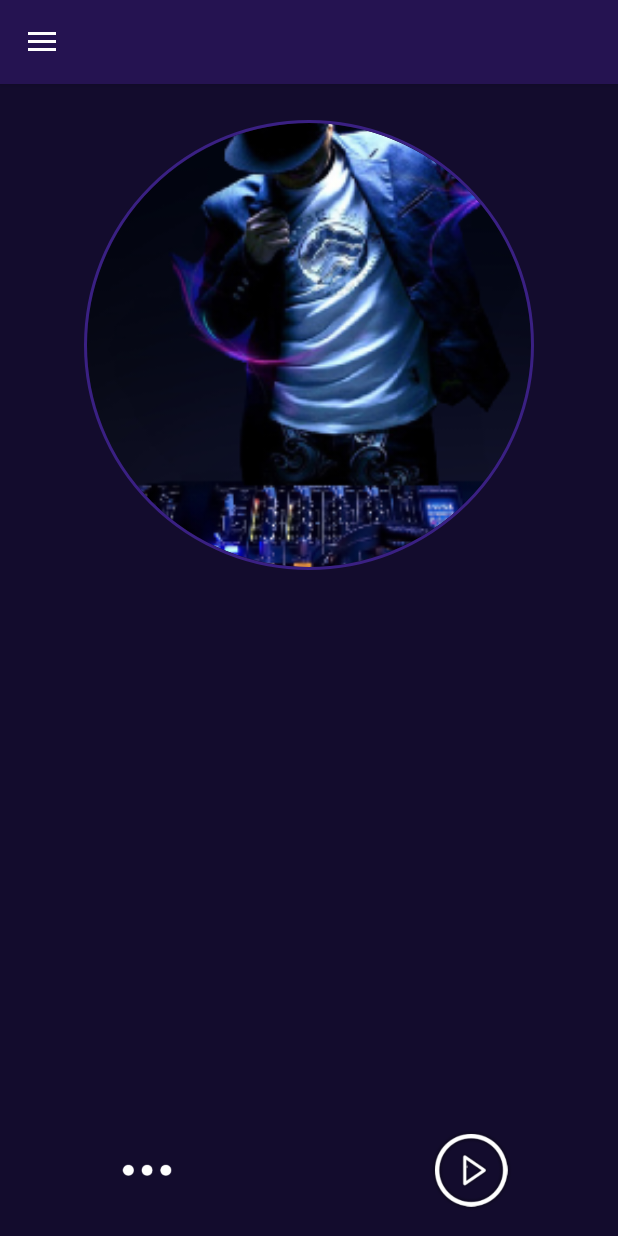
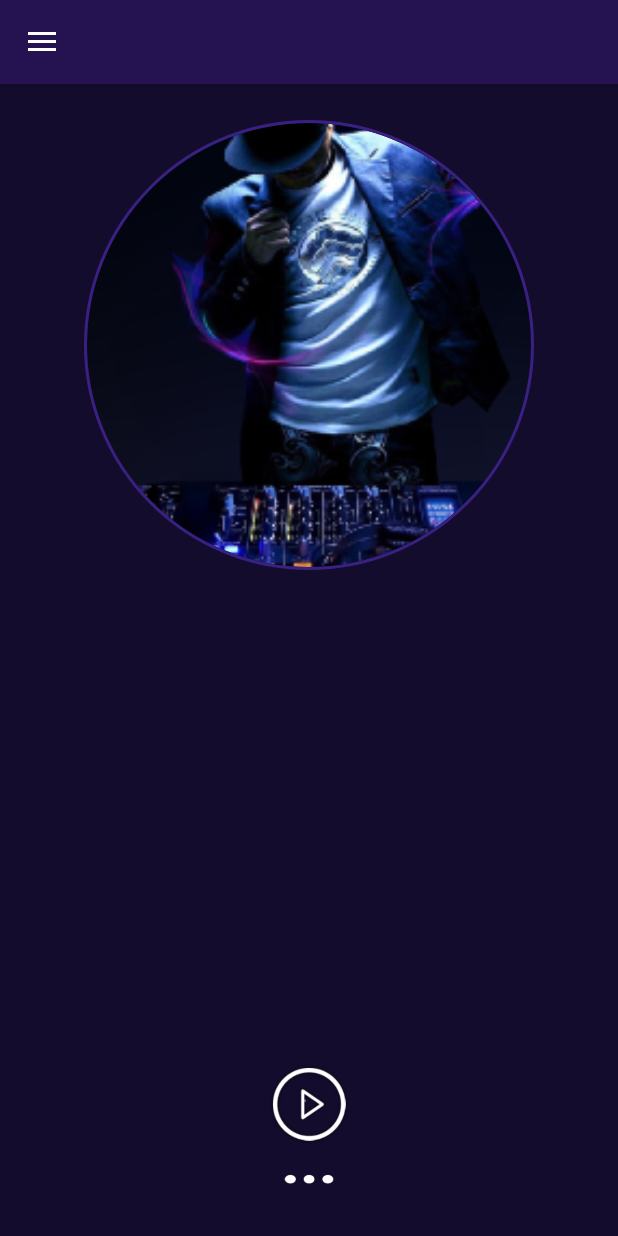
Before and after one commit to christineauguste/ANDR_ONE, an Android app: the screen it shows after launch (RadioActivity), on a phone screen of 412 x 824 dp. Run offline under Robolectric (Android 15) with nearby library versions, the phone set to English and light mode, and no system bars; our stand-ins replace AdMob, CircleImageView, Picasso, Volley; libraries missing offline, so code that uses them is left out: com.onesignal; pictures from the network do not load; 28 statements that could not run were skipped.

Commit message:
update design

```diff
--- a/app/src/main/res/layout-v19/content_main.xml
+++ b/app/src/main/res/layout-v19/content_main.xml
@@ -11,9 +11,9 @@
     <ImageView
         android:layout_width="match_parent"
         android:layout_height="match_parent"
-        android:src="@color/colorAccent"
         android:id="@+id/imageBack"
-        android:scaleType="centerCrop" />
+        android:scaleType="centerCrop"
+        android:src="@color/colorAccent" />
 
 
     <LinearLayout
@@ -58,7 +58,7 @@
                 android:layout_width="wrap_content"
                 android:layout_height="wrap_content"
                 android:textAppearance="?android:attr/textAppearanceMedium"
-                android:text="@string/castio"
+                android:text="@string/app_name"
                 android:id="@+id/radiotextField"
                 android:textAlignment="center"
                 android:layout_above="@+id/playBtn"
@@ -82,46 +82,38 @@
             android:layout_marginBottom="16dp">
 
 
-            <LinearLayout
-                android:orientation="horizontal"
+            <RelativeLayout
                 android:layout_width="match_parent"
-                android:layout_height="match_parent"
-                android:gravity="center_horizontal|center_vertical"
+                android:layout_height="100dp"
                 android:layout_weight="1">
 
                 <Button
+                    android:id="@+id/chatBtn"
                     android:layout_width="56dp"
-                    android:id="@+id/chatBtn"
+                    android:layout_height="56dp"
                     android:layout_alignWithParentIfMissing="false"
-                    android:layout_alignParentTop="false"
                     android:layout_centerInParent="false"
+                    android:layout_gravity="center_vertical|center_horizontal"
+                    android:layout_weight="1"
                     android:background="@drawable/more_s"
+                    android:onClick="chat_Click"
                     android:textColor="#ffffff"
-                    android:layout_height="56dp"
-                    android:layout_gravity="center_vertical|center_horizontal"
-                    android:onClick="chat_Click" />
-
-
-            </LinearLayout>
-
-            <LinearLayout
-                android:orientation="horizontal"
-                android:layout_width="match_parent"
-                android:layout_height="match_parent"
-                android:gravity="center_horizontal|center_vertical"
-                android:layout_weight="1">
+                    android:layout_below="@+id/playBtn"
+                    android:layout_alignLeft="@+id/playBtn"
+                    android:layout_alignStart="@+id/playBtn" />
 
                 <Button
+                    android:id="@+id/playBtn"
                     android:layout_width="56dp"
                     android:layout_height="56dp"
-                    android:id="@+id/playBtn"
-                    android:layout_alignParentBottom="true"
 
-                    android:layout_centerHorizontal="true"
                     android:layout_gravity="bottom"
+                    android:layout_weight="1"
                     android:background="@drawable/play_button_a"
-                    android:textColor="#ffffff" />
-            </LinearLayout>
+                    android:textColor="#ffffff"
+                    android:layout_alignParentTop="true"
+                    android:layout_centerHorizontal="true" />
+            </RelativeLayout>
 
 
         </LinearLayout>
--- a/app/src/main/res/layout/content_main.xml
+++ b/app/src/main/res/layout/content_main.xml
@@ -82,46 +82,38 @@
             android:layout_marginBottom="16dp">
 
 
-            <LinearLayout
-                android:orientation="horizontal"
+            <RelativeLayout
                 android:layout_width="match_parent"
-                android:layout_height="match_parent"
-                android:gravity="center_horizontal|center_vertical"
+                android:layout_height="100dp"
                 android:layout_weight="1">
 
                 <Button
+                    android:id="@+id/chatBtn"
                     android:layout_width="56dp"
-                    android:id="@+id/chatBtn"
+                    android:layout_height="56dp"
                     android:layout_alignWithParentIfMissing="false"
-                    android:layout_alignParentTop="false"
                     android:layout_centerInParent="false"
+                    android:layout_gravity="center_vertical|center_horizontal"
+                    android:layout_weight="1"
                     android:background="@drawable/more_s"
+                    android:onClick="chat_Click"
                     android:textColor="#ffffff"
-                    android:layout_height="56dp"
-                    android:layout_gravity="center_vertical|center_horizontal"
-                    android:onClick="chat_Click" />
-
-
-            </LinearLayout>
-
-            <LinearLayout
-                android:orientation="horizontal"
-                android:layout_width="match_parent"
-                android:layout_height="match_parent"
-                android:gravity="center_horizontal|center_vertical"
-                android:layout_weight="1">
+                    android:layout_below="@+id/playBtn"
+                    android:layout_alignLeft="@+id/playBtn"
+                    android:layout_alignStart="@+id/playBtn" />
 
                 <Button
+                    android:id="@+id/playBtn"
                     android:layout_width="56dp"
                     android:layout_height="56dp"
-                    android:id="@+id/playBtn"
-                    android:layout_alignParentBottom="true"
 
-                    android:layout_centerHorizontal="true"
                     android:layout_gravity="bottom"
+                    android:layout_weight="1"
                     android:background="@drawable/play_button_a"
-                    android:textColor="#ffffff" />
-            </LinearLayout>
+                    android:textColor="#ffffff"
+                    android:layout_alignParentTop="true"
+                    android:layout_centerHorizontal="true" />
+            </RelativeLayout>
 
 
         </LinearLayout>
```
Also changed, not shown: app/src/main/java/info/appteve/radioelectro/SocialActivity.java (line endings or trailing spaces).
